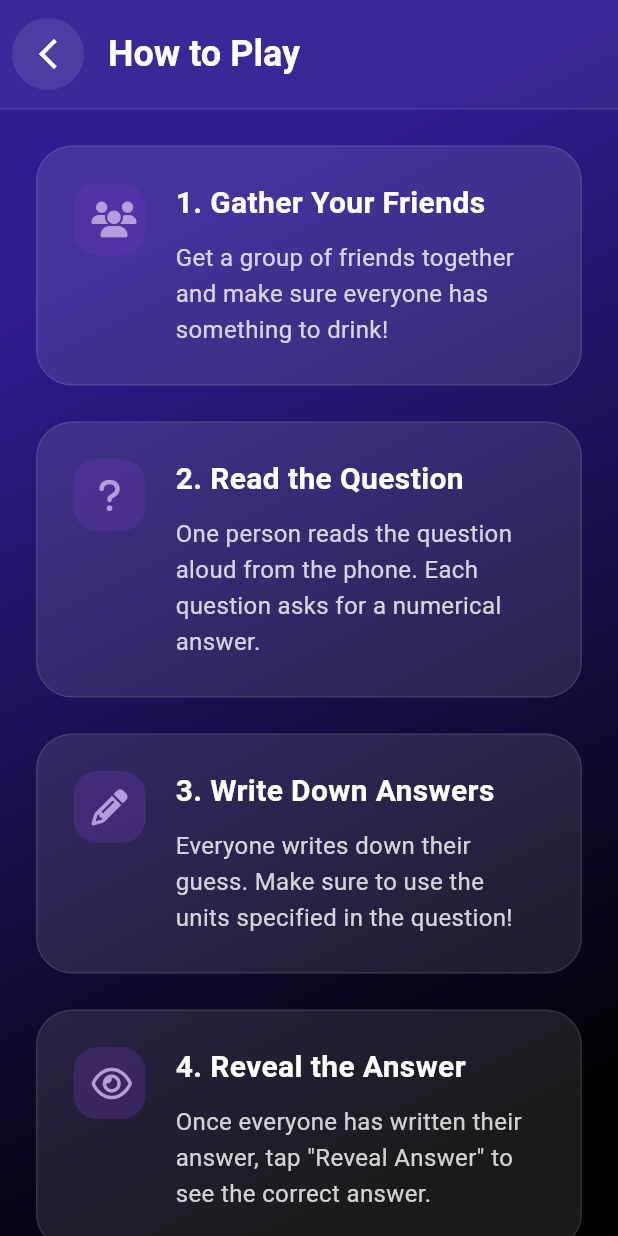
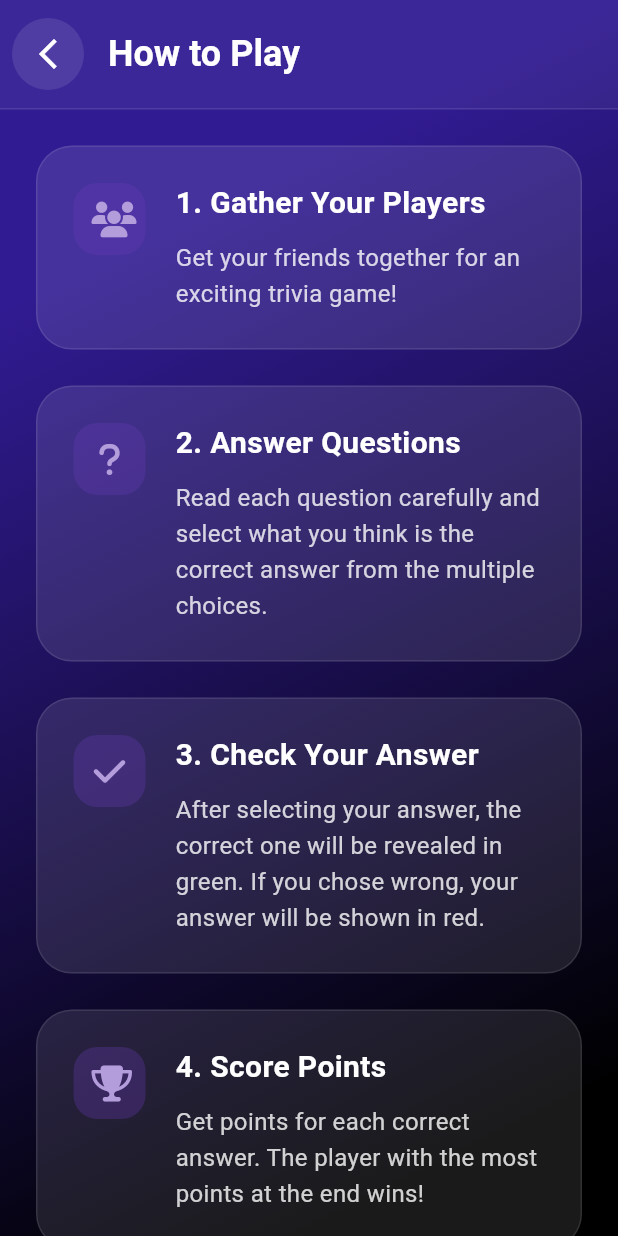
Before and after one commit to ivantrj/close-enough-trivia, a Flutter app: the HowToPlayScreen screen opened by its route, on a phone screen of 412 x 824 dp. Run offline on Flutter 3.47's test engine with Material 3 defaults, Android fonts, the phone set to English and light mode, and no system bars; our stand-ins replace auto_route, font_awesome_flutter, loading_animation_widget, package_info_plus, shared_preferences; accounts and stored records are empty.

Commit message:
add icons for answers

```diff
--- a/lib/presentation/screens/game_screen.dart
+++ b/lib/presentation/screens/game_screen.dart
@@ -167,11 +167,14 @@ class _GameScreenState extends State<GameScreen> {
       return Colors.green.shade400;
     }
 
-    if (answer == _selectedAnswer) {
+    if (_selectedAnswer != null) {
+      if (answer == _selectedAnswer && answer != question.correctAnswer) {
         return Colors.red.shade400;
       }
+      return Colors.deepPurple.shade400.withOpacity(0.5);
+    }
 
-    return Colors.deepPurple.shade400.withOpacity(0.5);
+    return Colors.deepPurple.shade400;
   }
 
   @override
@@ -252,24 +255,7 @@ class _GameScreenState extends State<GameScreen> {
                                     ),
                                 textAlign: TextAlign.center,
                               ),
-                              const SizedBox(height: 16),
-                              Container(
-                                padding: const EdgeInsets.symmetric(
-                                  horizontal: 20,
-                                  vertical: 12,
-                                ),
-                                decoration: BoxDecoration(
-                                  color: Colors.white.withOpacity(0.1),
-                                  borderRadius: BorderRadius.circular(12),
-                                ),
-                                child: Text(
-                                  question.category,
-                                  style: TextStyle(
-                                    fontSize: 18,
-                                    color: Colors.white.withOpacity(0.8),
-                                  ),
-                                ),
-                              ),
+
                               const SizedBox(height: 32),
                               ...question.allAnswers.map((answer) => Padding(
                                 padding: const EdgeInsets.only(bottom: 16),
@@ -286,6 +272,9 @@ class _GameScreenState extends State<GameScreen> {
                                         borderRadius: BorderRadius.circular(12),
                                       ),
                                     ),
+                                    child: Row(
+                                      children: [
+                                        Expanded(
                                           child: Text(
                                             answer,
                                             style: TextStyle(
@@ -294,6 +283,21 @@ class _GameScreenState extends State<GameScreen> {
                                                   ? Colors.white.withOpacity(0.5)
                                                   : Colors.white,
                                             ),
+                                          ),
+                                        ),
+                                        if (_selectedAnswer != null)
+                                          Icon(
+                                            answer == question.correctAnswer
+                                                ? FontAwesomeIcons.check
+                                                : answer == _selectedAnswer
+                                                    ? FontAwesomeIcons.xmark
+                                                    : null,
+                                            color: answer == question.correctAnswer
+                                                ? Colors.green.shade400
+                                                : Colors.red.shade400,
+                                            size: 20,
+                                          ),
+                                      ],
                                     ),
                                   ),
                                 ),
--- a/lib/presentation/screens/how_to_play_screen.dart
+++ b/lib/presentation/screens/how_to_play_screen.dart
@@ -65,42 +65,32 @@ class HowToPlayScreen extends StatelessWidget {
                     _buildInstructionCard(
                       context,
                       icon: FontAwesomeIcons.users,
-                      title: '1. Gather Your Friends',
-                      description: 'Get a group of friends together and make sure everyone has something to drink!',
+                      title: '1. Gather Your Players',
+                      description: 'Get your friends together for an exciting trivia game!',
                     ),
                     _buildInstructionCard(
                       context,
                       icon: FontAwesomeIcons.question,
-                      title: '2. Read the Question',
-                      description:
-                          'One person reads the question aloud from the phone. Each question asks for a numerical answer.',
+                      title: '2. Answer Questions',
+                      description: 'Read each question carefully and select what you think is the correct answer from the multiple choices.',
                     ),
                     _buildInstructionCard(
                       context,
-                      icon: FontAwesomeIcons.pencil,
-                      title: '3. Write Down Answers',
-                      description:
-                          'Everyone writes down their guess. Make sure to use the units specified in the question!',
+                      icon: FontAwesomeIcons.check,
+                      title: '3. Check Your Answer',
+                      description: 'After selecting your answer, the correct one will be revealed in green. If you chose wrong, your answer will be shown in red.',
                     ),
                     _buildInstructionCard(
                       context,
-                      icon: FontAwesomeIcons.eye,
-                      title: '4. Reveal the Answer',
-                      description:
-                          'Once everyone has written their answer, tap "Reveal Answer" to see the correct answer.',
-                    ),
-                    _buildInstructionCard(
-                      context,
-                      icon: FontAwesomeIcons.beerMugEmpty,
-                      title: '5. Time to Drink!',
-                      description: 'The person whose guess was furthest from the correct answer has to drink!',
+                      icon: FontAwesomeIcons.trophy,
+                      title: '4. Score Points',
+                      description: 'Get points for each correct answer. The player with the most points at the end wins!',
                     ),
                     _buildInstructionCard(
                       context,
                       icon: FontAwesomeIcons.forward,
-                      title: '6. Keep Playing',
-                      description:
-                          'Tap "Next Question" to continue. Keep playing until you\'ve had enough... or had too much! 😉',
+                      title: '5. Keep Playing',
+                      description: 'Move on to the next question and try to maintain your winning streak!',
                     ),
                     const SizedBox(height: 24),
                   ],
```
Lines whose indentation alone changed are shown as unchanged.
